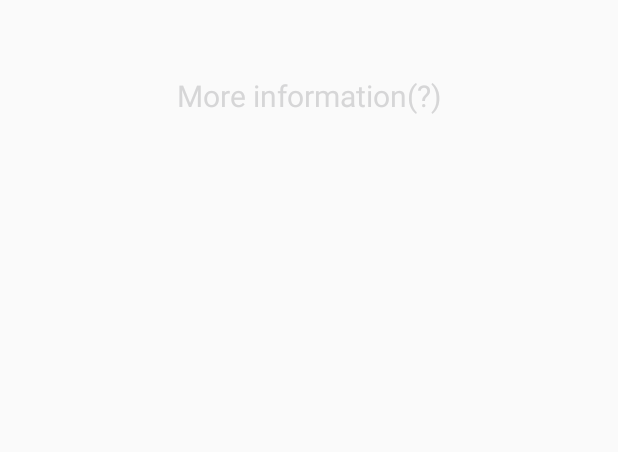
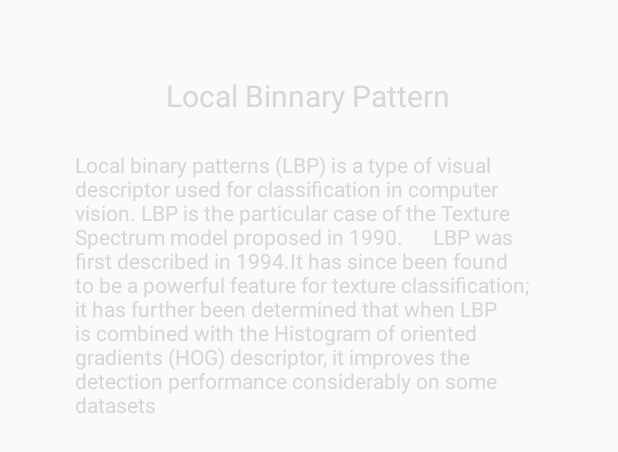
Before and after one commit to ricardoSE11/DoppelgangerApp, an Android app: the layout fragment_camera.xml on its own in the app's theme, with its tools: preview values and no code run, on a phone screen of 412 x 824 dp. Shown: the top 452 px of the screen. Run offline under Robolectric (Android 15) with nearby library versions, the phone set to English and light mode, and no system bars.

Commit message:
+ Se añadio informacion sobre LBP a fragment_camera

```diff
--- a/app/src/main/java/com/example/rshum/instaclone/Profile/ProfileActivity.java
+++ b/app/src/main/java/com/example/rshum/instaclone/Profile/ProfileActivity.java
@@ -110,7 +110,6 @@ public class ProfileActivity extends AppCompatActivity {
         });
 
     }
-
     // We create this method so we can use it on other Activities
     private void setupBottomNavigationView(){
         Log.d(TAG , "setupBottomNavigationView: setting up BottomNavigationView");
--- a/app/src/main/res/layout/fragment_camera.xml
+++ b/app/src/main/res/layout/fragment_camera.xml
@@ -7,10 +7,25 @@
     <TextView
         android:layout_width="wrap_content"
         android:layout_height="wrap_content"
-        android:text="More information(?)"
+        android:text="Local Binnary Pattern"
         android:layout_centerHorizontal="true"
         android:layout_marginTop="50dp"
         android:textSize="20sp"
         android:textColor="@color/black"/>
 
+    <TextView
+        android:layout_width="500dp"
+        android:layout_height="500dp"
+        android:layout_marginTop="100dp"
+        android:layout_marginBottom="50dp"
+        android:layout_marginRight="50dp"
+        android:layout_marginLeft="50dp"
+        android:text="Local binary patterns (LBP) is a type of visual
+descriptor used for classification in computer vision. LBP is the particular case of the Texture Spectrum model proposed in 1990.
+
+    LBP was first described in 1994.It has since been found to be a powerful feature for texture classification; it has further been determined that when LBP is combined with the Histogram of oriented gradients (HOG) descriptor, it improves the detection performance considerably on some datasets
+
+"
+        android:textColor="@color/black"/>
+
 </RelativeLayout>
```
